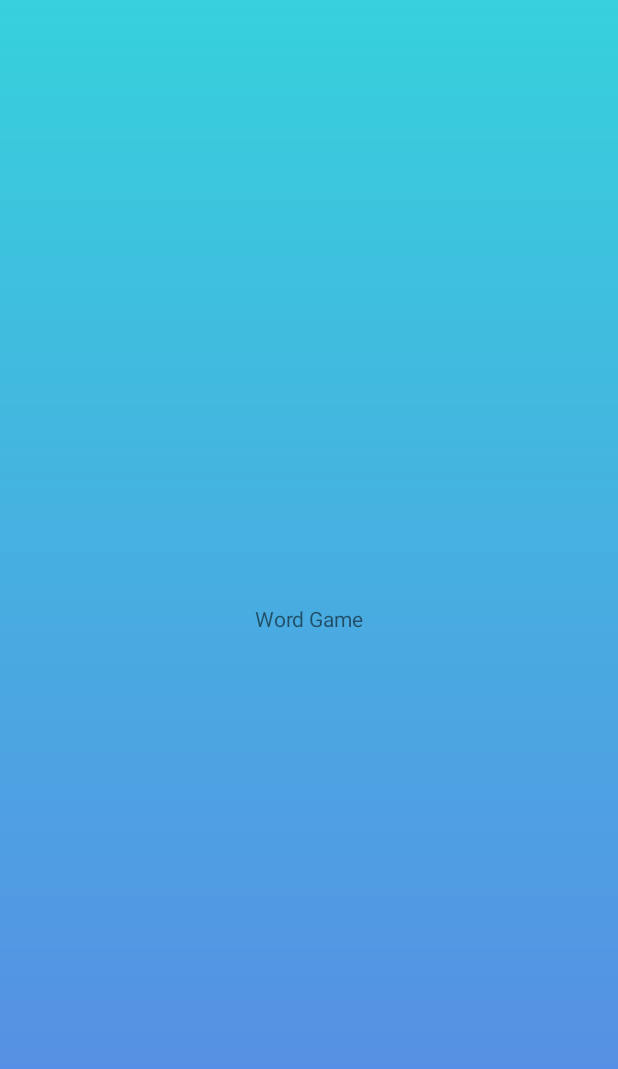
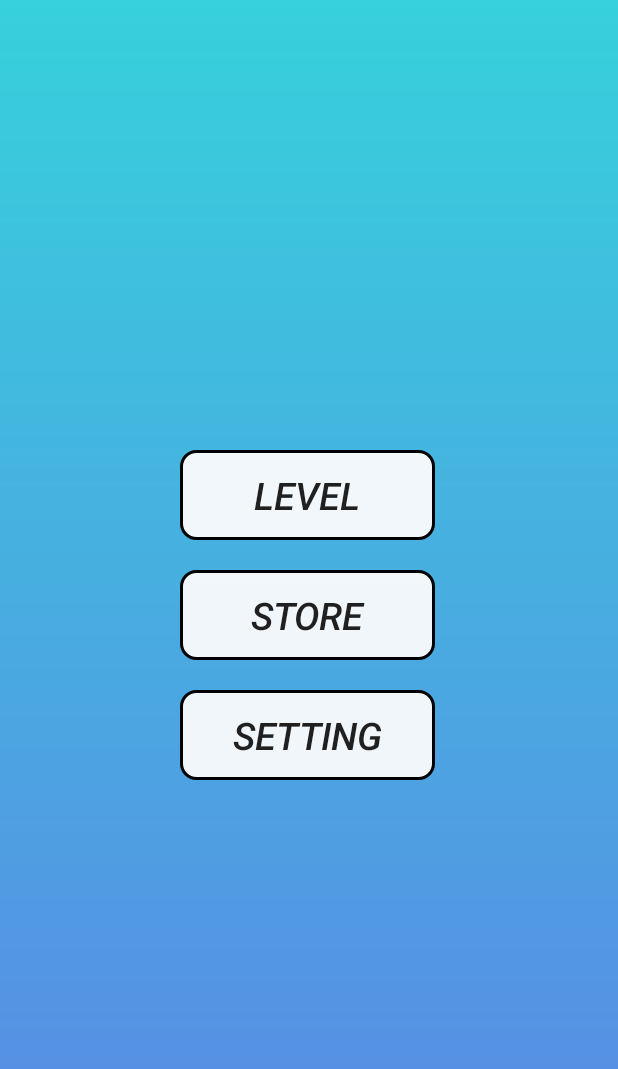
Before and after one commit to pceu/WordGame, an Android app: the screen it shows after launch (MainActivity), on a phone screen of 412 x 824 dp. Shown: the top 1069 px of the screen. Run offline under Robolectric (Android 15) with nearby library versions, the phone set to English and light mode, and no system bars.

Commit message:
Create three buttons on Main page and Level button activation

```diff
--- a/app/src/main/java/com/example/wordgame/MainActivity.java
+++ b/app/src/main/java/com/example/wordgame/MainActivity.java
@@ -1,7 +1,9 @@
 package com.example.wordgame;
 
+import android.content.Intent;
 import android.support.v7.app.AppCompatActivity;
 import android.os.Bundle;
+import android.view.View;
 
 public class MainActivity extends AppCompatActivity {
 
@@ -10,4 +12,9 @@ public class MainActivity extends AppCompatActivity {
         super.onCreate(savedInstanceState);
         setContentView(R.layout.activity_main);
     }
+
+    public void GotoChooseLevel(View view) {
+        Intent i = new Intent(this, ChooseLevelActivity.class);
+        startActivity(i);
+    }
 }
--- /dev/null
+++ b/app/src/main/res/drawable/btn_shape_round.xml
@@ -0,0 +1,14 @@
+<?xml version="1.0" encoding="utf-8"?>
+<shape xmlns:android="http://schemas.android.com/apk/res/android">
+    <stroke
+        android:width="2dp"
+        android:color="@android:color/black" />
+    <solid
+        android:color="#EEFDFCFD"/>
+    <corners android:radius="10dp" />
+    <padding
+        android:left="20dp"
+        android:top="10dp"
+        android:right="20dp"
+        android:bottom="10dp"/>
+</shape>
--- a/app/src/main/res/layout/activity_main.xml
+++ b/app/src/main/res/layout/activity_main.xml
@@ -1,19 +1,62 @@
 <?xml version="1.0" encoding="utf-8"?>
-<android.support.constraint.ConstraintLayout xmlns:android="http://schemas.android.com/apk/res/android"
-    xmlns:app="http://schemas.android.com/apk/res-auto"
+<LinearLayout xmlns:android="http://schemas.android.com/apk/res/android"
     xmlns:tools="http://schemas.android.com/tools"
     android:layout_width="match_parent"
     android:layout_height="match_parent"
     android:background="@drawable/app_background"
-    tools:context=".MainActivity">
+    tools:context=".MainActivity"
+    android:orientation="vertical">
 
-    <TextView
-        android:layout_width="wrap_content"
-        android:layout_height="wrap_content"
-        android:text="Word Game"
-        app:layout_constraintBottom_toBottomOf="parent"
-        app:layout_constraintLeft_toLeftOf="parent"
-        app:layout_constraintRight_toRightOf="parent"
-        app:layout_constraintTop_toTopOf="parent" />
+    <LinearLayout
+        android:layout_width="match_parent"
+        android:layout_height="60dp"
+        android:layout_marginTop="300dp"
+        android:orientation="horizontal">
 
-</android.support.constraint.ConstraintLayout>
+        <Button
+            android:layout_width="170dp"
+            android:layout_height="60dp"
+            android:text="Level"
+            android:textSize="25dp"
+            android:textStyle="italic"
+            android:layout_marginLeft="120dp"
+            android:background="@drawable/btn_shape_round"
+            android:onClick="GotoChooseLevel"/>
+
+    </LinearLayout>
+
+    <LinearLayout
+        android:layout_width="match_parent"
+        android:layout_height="60dp"
+        android:layout_marginTop="20dp"
+        android:orientation="horizontal">
+
+        <Button
+            android:layout_width="170dp"
+            android:layout_height="60dp"
+            android:text="Store"
+            android:textSize="25dp"
+            android:textStyle="italic"
+            android:layout_marginLeft="120dp"
+            android:background="@drawable/btn_shape_round" />
+
+    </LinearLayout>
+
+    <LinearLayout
+        android:layout_width="match_parent"
+        android:layout_height="60dp"
+        android:layout_marginTop="20dp"
+        android:orientation="horizontal">
+
+        <Button
+            android:layout_width="170dp"
+            android:layout_height="60dp"
+            android:text="Setting"
+            android:textSize="25dp"
+            android:textStyle="italic"
+            android:layout_marginLeft="120dp"
+            android:background="@drawable/btn_shape_round" />
+
+    </LinearLayout>
+
+</LinearLayout>
```
